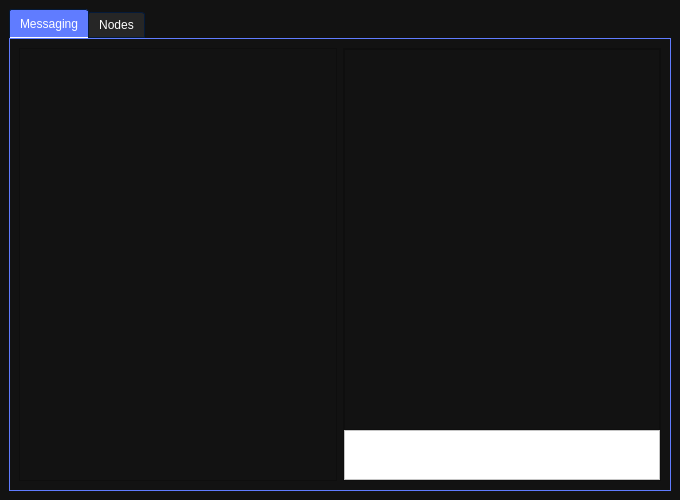
Old version of the form src/gui/start.ui in the repository Nater0214/Reden.
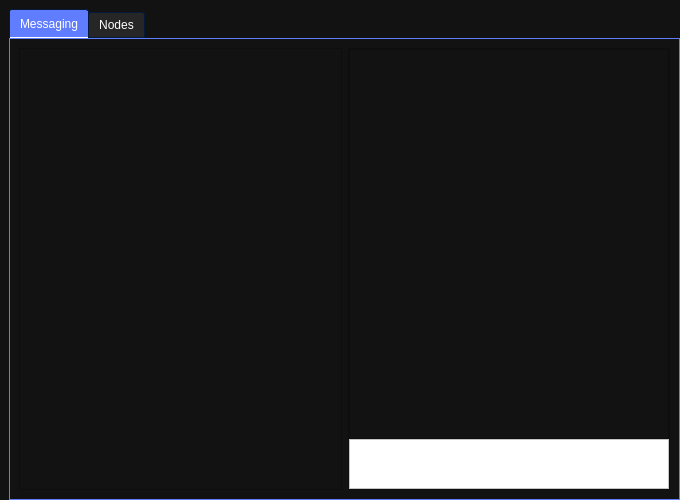
New version of the form. The open tabs and pages were chosen to show the change. Icons and pictures are not drawn.

Diff of the .ui file:
```diff
--- a/src/gui/start.ui
+++ b/src/gui/start.ui
@@ -1209,6 +1209,15 @@
   </property>
   <widget class="QWidget" name="centralwidget">
    <layout class="QGridLayout" name="gridLayout">
+    <property name="rightMargin">
+     <number>0</number>
+    </property>
+    <property name="bottomMargin">
+     <number>0</number>
+    </property>
+    <property name="spacing">
+     <number>0</number>
+    </property>
     <item row="0" column="0">
      <widget class="QTabWidget" name="tabWidget">
       <property name="currentIndex">
```
Left out of the diff: 4 changed lines with no effect on the pictures.
